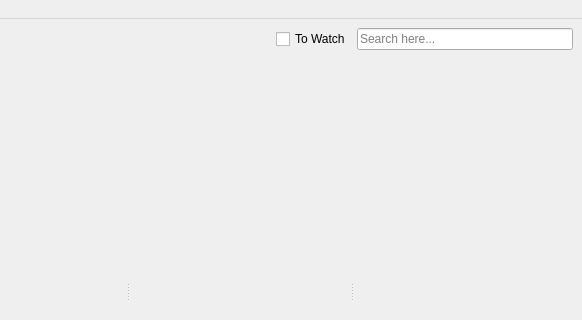
Old version of the form src/MainWindow.ui in the repository ochurlaud/macaw-movies; both pictures show x 102 to 684 and y 0 to 320 of the 684 by 557 pixel window.
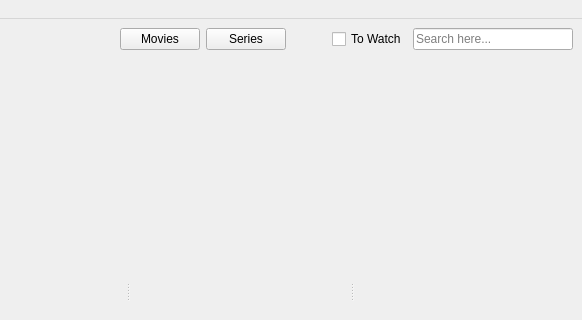
New version of the form. Icons and pictures are not drawn.

Commit message: begin series handling

Patch:
```diff
--- a/src/MainWindow.ui
+++ b/src/MainWindow.ui
@@ -95,6 +95,60 @@
           </property>
          </spacer>
         </item>
+        <item>
+         <widget class="QPushButton" name="moviesButton">
+          <property name="focusPolicy">
+           <enum>Qt::NoFocus</enum>
+          </property>
+          <property name="text">
+           <string>Movies</string>
+          </property>
+          <property name="checkable">
+           <bool>true</bool>
+          </property>
+          <property name="autoExclusive">
+           <bool>false</bool>
+          </property>
+          <property name="autoDefault">
+           <bool>false</bool>
+          </property>
+          <property name="default">
+           <bool>false</bool>
+          </property>
+          <property name="flat">
+           <bool>false</bool>
+          </property>
+         </widget>
+        </item>
+        <item>
+         <widget class="QPushButton" name="seriesButton">
+          <property name="focusPolicy">
+           <enum>Qt::NoFocus</enum>
+          </property>
+          <property name="text">
+           <string>Series</string>
+          </property>
+          <property name="checkable">
+           <bool>true</bool>
+          </property>
+          <property name="autoExclusive">
+           <bool>false</bool>
+          </property>
+         </widget>
+        </item>
+        <item>
+         <spacer name="horizontalSpacer_2">
+          <property name="orientation">
+           <enum>Qt::Horizontal</enum>
+          </property>
+          <property name="sizeHint" stdset="0">
+           <size>
+            <width>40</width>
+            <height>20</height>
+           </size>
+          </property>
+         </spacer>
+        </item>
         <item>
          <widget class="QCheckBox" name="toWatchButton">
           <property name="text">
```
Left out of the diff: 5 changed lines with no effect on the pictures. The commit also changes 18 other files.
